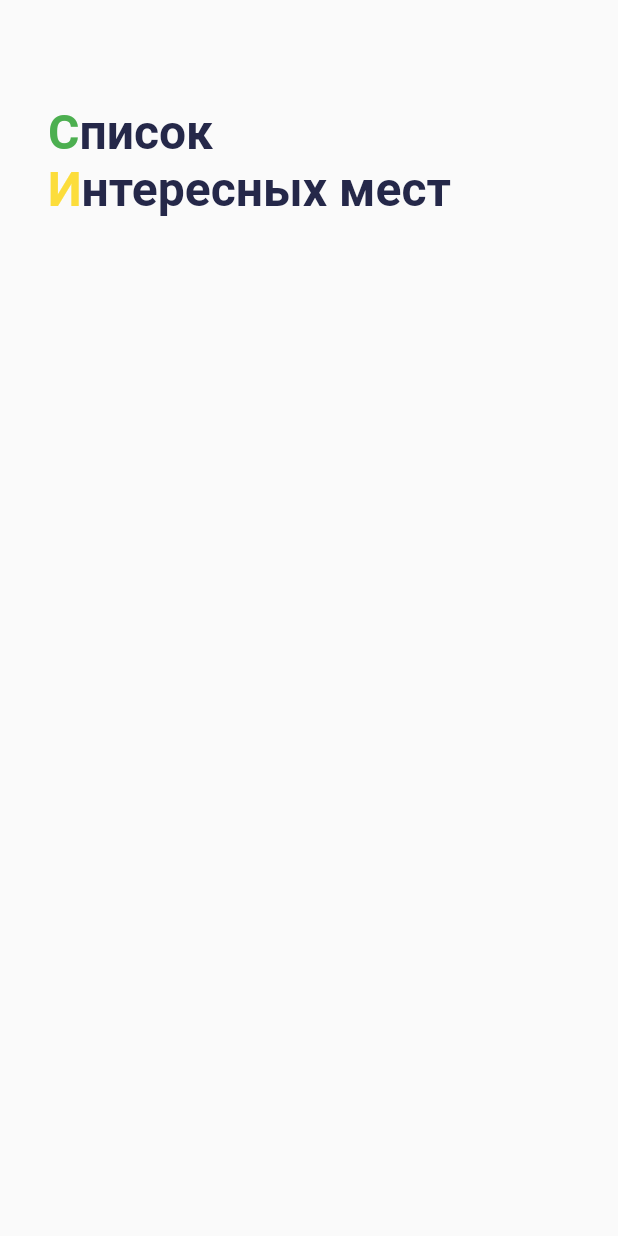
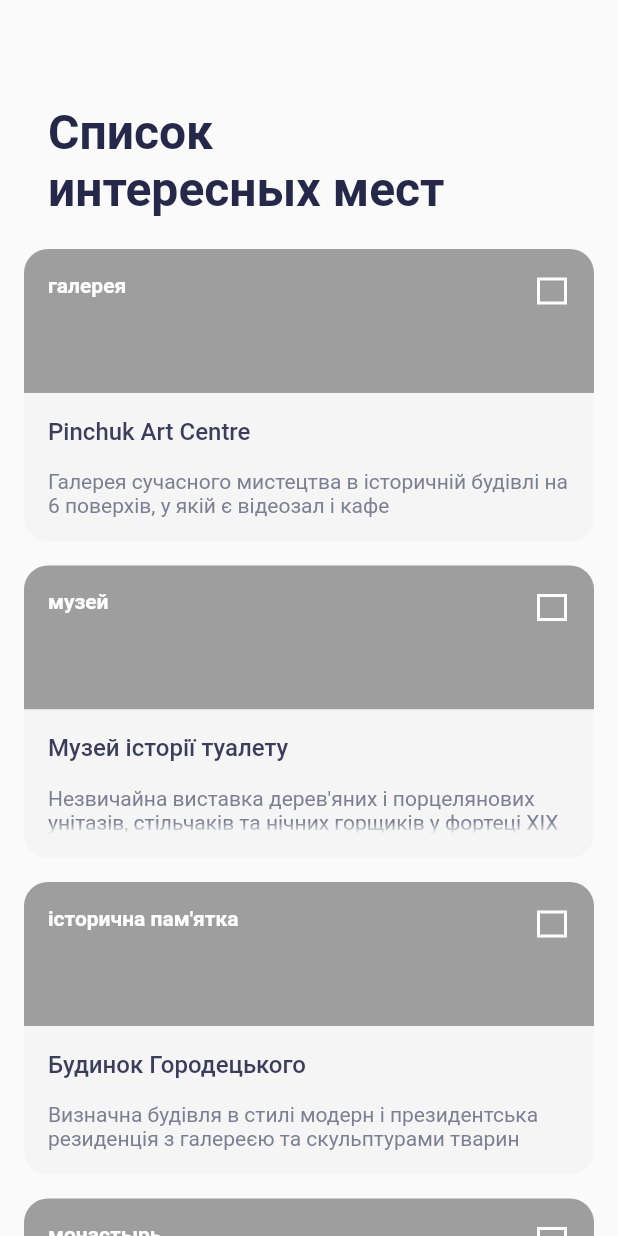
Before and after one commit to demid-korobenko/surf-flutter-course-korobenko, a Flutter app: the screen it shows after launch, on a phone screen of 412 x 824 dp. Run offline on Flutter 3.47's test engine with Material 2 defaults, Android fonts, the light colour scheme and no system bars.

Commit message:
4.6.1 - layout. Sight card

```diff
--- a/lib/mocks.dart
+++ b/lib/mocks.dart
@@ -1,8 +1,8 @@
 import 'package:places/domain/sight.dart';
 
 final List mocks = [
-  Sight(type: 'gallery', name: 'Pinchuk Art Centre', lat: 50.4417793, lon: 30.5211407, details: 'Галерея сучасного мистецтва в історичній будівлі на 6 поверхів, у якій є відеозал і кафе', url: 'http://pinchukartcentre.org/'),
-  Sight(type: 'historical monuments', name: 'Будинок Городецького', lat: 50.4412951, lon: 30.5219418, details: 'Визначна будівля в стилі модерн і президентська резиденція з галереєю та скульптурами тварин'),
-  Sight(type: 'monastery ', name: 'Києво-Печерська лавра', lat: 50.4385988, lon: 30.5264311, details: 'Визначний монастирський комплекс, відомий мережею печер і пишно оздобленими храмами', url: 'https://www.lavra.ua/'),
-  Sight(type: 'museum', name: 'Музей історії туалету ', lat: 50.4385988, lon: 30.5264311, details: "Незвичайна виставка дерев'яних і порцелянових унітазів, стільчаків та нічних горщиків у фортеці XIX ст.", url: 'http://www.museumtoilet.com.ua/')
+  Sight(type: "галерея", name: "Pinchuk Art Centre", lat: 50.4417793, lon: 30.5211407, details: "Галерея сучасного мистецтва в історичній будівлі на 6 поверхів, у якій є відеозал і кафе", url: "http://pinchukartcentre.org/"),
+  Sight(type: "музей", name: "Музей історії туалету ", lat: 50.4385988, lon: 30.5264311, details: "Незвичайна виставка дерев'яних і порцелянових унітазів, стільчаків та нічних горщиків у фортеці XIX ст.", url: "http://www.museumtoilet.com.ua/"),
+  Sight(type: "історична пам'ятка", name: 'Будинок Городецького', lat: 50.4412951, lon: 30.5219418, details: "Визначна будівля в стилі модерн і президентська резиденція з галереєю та скульптурами тварин"),
+  Sight(type: "монастырь", name: "Києво-Печерська лавра", lat: 50.4385988, lon: 30.5264311, details: "Визначний монастирський комплекс, відомий мережею печер і пишно оздобленими храмами", url: "https://www.lavra.ua/")
 ];
--- /dev/null
+++ b/lib/ui/screen/sight_card.dart
@@ -0,0 +1,81 @@
+import 'package:flutter/cupertino.dart';
+import 'package:flutter/material.dart';
+import 'package:places/domain/sight.dart';
+
+class SightCard extends StatelessWidget {
+  Sight sight;
+
+  SightCard({@required this.sight});
+
+  @override
+  Widget build(BuildContext context) {
+    return Padding(
+      padding: const EdgeInsets.fromLTRB(16.0, 16.0, 16.0, 0),
+      child: Column(
+        children: [
+          Stack(
+            children: [
+              Container(
+                width: double.infinity,
+                height: 96.0,
+                clipBehavior: Clip.hardEdge,
+                decoration: BoxDecoration(
+                  color: Colors.grey,
+                  borderRadius: BorderRadius.only(topLeft: Radius.circular(16.0), topRight: Radius.circular(16.0)),
+                ),
+              ),
+              Positioned(
+                  child: Text(sight.type, style: TextStyle(color: Colors.white, fontSize: 14.0, fontWeight: FontWeight.w700, fontFamily: "Roboto"),),
+                left: 16.0,
+                top: 16.0,
+              ),
+              Positioned(
+                child: Container(
+                  width: 20.0,
+                  height: 18.0,
+                  decoration: BoxDecoration(border: Border.all(color: Colors.white, width: 2.0)),
+                ),
+                right: 18.0,
+                top: 19.0,
+              ),
+            ],
+          ),
+          Container(
+            width: double.infinity,
+            clipBehavior: Clip.hardEdge,
+            decoration: BoxDecoration(
+              color: Color(0xffF5F5F5),
+              borderRadius: BorderRadius.only(bottomLeft: Radius.circular(16.0), bottomRight: Radius.circular(16.0)),
+            ),
+            child: Column(
+              crossAxisAlignment: CrossAxisAlignment.start,
+              mainAxisAlignment: MainAxisAlignment.spaceBetween,
+              children: [
+                Padding(
+                  padding: EdgeInsets.all(16.0),
+                  child: Text(
+                    sight.name,
+                    textAlign: TextAlign.left,
+                    maxLines: 2,
+                    overflow: TextOverflow.ellipsis,
+                    style: TextStyle(fontSize: 16.0, fontWeight: FontWeight.w500, color: Color(0xff3B3E5B), fontFamily: "Roboto"),
+                  ),
+                ),
+                Padding(
+                  padding: EdgeInsets.fromLTRB(16.0, 0, 16.0, 16.0),
+                  child: Text(
+                    sight.details ?? '',
+                    textAlign: TextAlign.left,
+                    maxLines: 2,
+                    overflow: TextOverflow.fade,
+                    style: TextStyle(fontSize: 14.0, fontWeight: FontWeight.normal, color: Color(0xff7C7E92), fontFamily: "Roboto"),
+                  ),
+                ),
+              ],
+            ),
+          ),
+        ],
+      ),
+    );
+  }
+}
--- a/lib/ui/screen/sight_list_screen.dart
+++ b/lib/ui/screen/sight_list_screen.dart
@@ -1,4 +1,6 @@
 import 'package:flutter/material.dart';
+import 'sight_card.dart';
+import 'package:places/mocks.dart';
 
 class SightListScreen extends StatefulWidget {
   @override
@@ -15,28 +17,23 @@ class _SightListScreenState extends State<SightListScreen> {
         backgroundColor: Theme.of(context).scaffoldBackgroundColor,
         title: Padding(
           padding: const EdgeInsets.only(top: 64.0,left: 16.0,right: 16.0),
-          child: RichText(
-            text: TextSpan(
-                text: "С",
-                style: TextStyle(fontSize: 32, fontFamily: 'Roboto', fontWeight: FontWeight.w700, color: Color(0xff4CAF50)),
-                children: [
-                  TextSpan(
-                      text: "писок\n",
-                      style: TextStyle(color: Color(0xff252849)),
-                      children: [
-                        TextSpan(
-                          text: "И",
-                          style: TextStyle(color: Color(0xfffcdd3b)),
-                        ),
-                        TextSpan(text: "нтересных мест"),
-                      ]),
-                ]),
-            textAlign: TextAlign.left,
-          ),
+          child: Text(
+            'Список\nинтересных мест',
+            style: TextStyle(fontSize: 32, fontFamily: 'Roboto', fontWeight: FontWeight.w700, color: Color(0xff252849)),
+          )
         ),
         elevation: 0,
       ),
-      body: Center(),
+      body: SingleChildScrollView(
+        child: Column(
+          children: [
+            SightCard(sight: mocks[0]),
+            SightCard(sight: mocks[1]),
+            SightCard(sight: mocks[2]),
+            SightCard(sight: mocks[3]),
+          ],
+        ),
+      ),
     );
   }
 }
```
